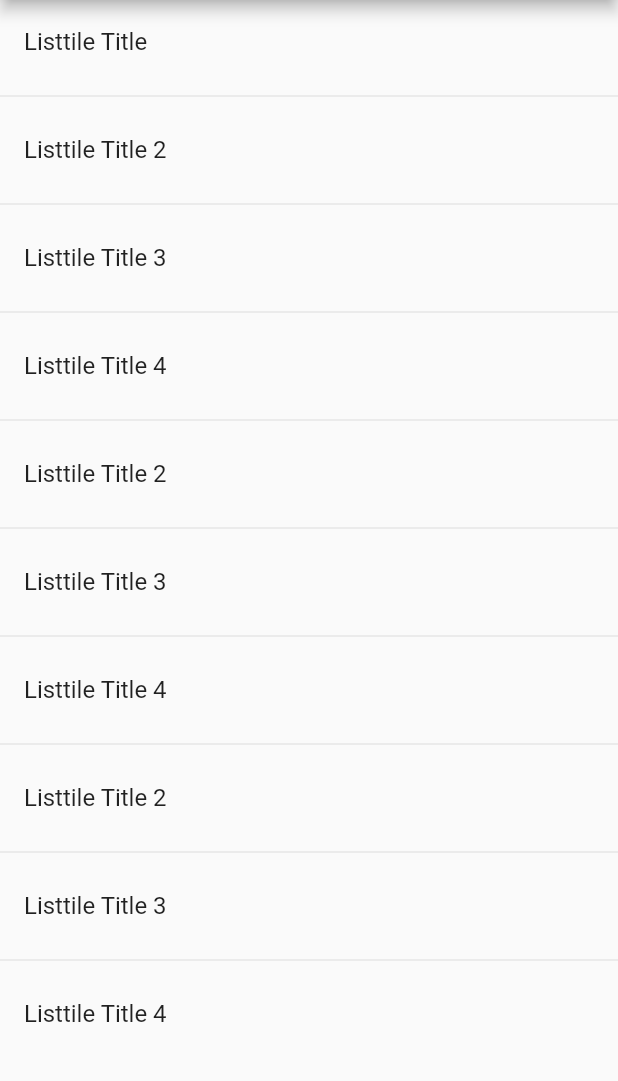
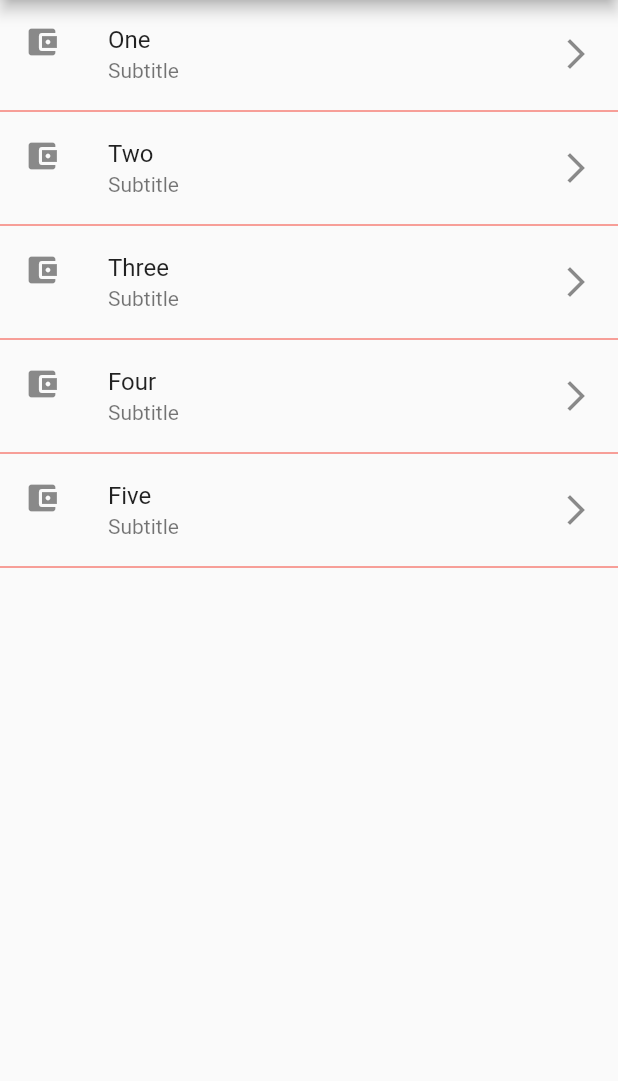
Before and after one commit to geovannyAndrew/FlutterComponents, a Flutter app: the screen it shows after launch, on a phone screen of 412 x 824 dp, the part 84-1165 px from its top. Run offline on Flutter 3.47's test engine with Material 2 defaults, Android fonts, the phone set to English and light mode, and no system bars.

Commit message:
Created LIstView children using a regular for, and using map function.

```diff
--- a/lib/src/pages/home_temp.dart
+++ b/lib/src/pages/home_temp.dart
@@ -1,6 +1,8 @@
 import 'package:flutter/material.dart';
 
 class HomePageTemp extends StatelessWidget {
+
+  final options = ['One', 'Two', 'Three', 'Four', 'Five'];
 
   @override
   Widget build(BuildContext context) {
@@ -9,48 +11,44 @@ class HomePageTemp extends StatelessWidget {
         title: Text('Components Temp'),
       ),
       body: ListView(
-        children: <Widget>[
-          ListTile(
-            title: Text('Listtile Title'),
-          ),
-          Divider(),
-          ListTile(
-            title: Text('Listtile Title 2'),
-          ),
-          Divider(),
-          ListTile(
-            title: Text('Listtile Title 3'),
-          ),
-          Divider(),
-          ListTile(
-            title: Text('Listtile Title 4'),
-          ),
-          Divider(),
-          ListTile(
-            title: Text('Listtile Title 2'),
-          ),
-          Divider(),
-          ListTile(
-            title: Text('Listtile Title 3'),
-          ),
-          Divider(),
-          ListTile(
-            title: Text('Listtile Title 4'),
-          ),
-          Divider(),
-          ListTile(
-            title: Text('Listtile Title 2'),
-          ),
-          Divider(),
-          ListTile(
-            title: Text('Listtile Title 3'),
-          ),
-          Divider(),
-          ListTile(
-            title: Text('Listtile Title 4'),
-          )
-        ],
+        children: _createListWidgetsShort()
       ),
     );
   }
+
+  List<Widget> _createListWidgets(){
+    List<Widget> listWidgets = List<Widget>();
+    for (var option in options) {
+      listWidgets..add(
+        ListTile(
+          title: Text( option ),
+        )
+      )..add(Divider(
+        color: Colors.red,
+        height: 4.0,
+      ));
+    }
+    return listWidgets;
+  }
+
+  List<Widget> _createListWidgetsShort(){
+    final widgets = options.map((item){
+      return Column(
+        children: <Widget>[
+          ListTile(
+            title: Text( item ),
+            subtitle: Text('Subtitle'),
+            leading: Icon(Icons.account_balance_wallet),
+            trailing: Icon(Icons.arrow_forward_ios),
+            onTap: (){},
+          ),
+          Divider(
+            color: Colors.red,
+            height: 4.0,
+          )
+        ],
+      );
+    });
+    return widgets.toList();
+  }
 }
```
